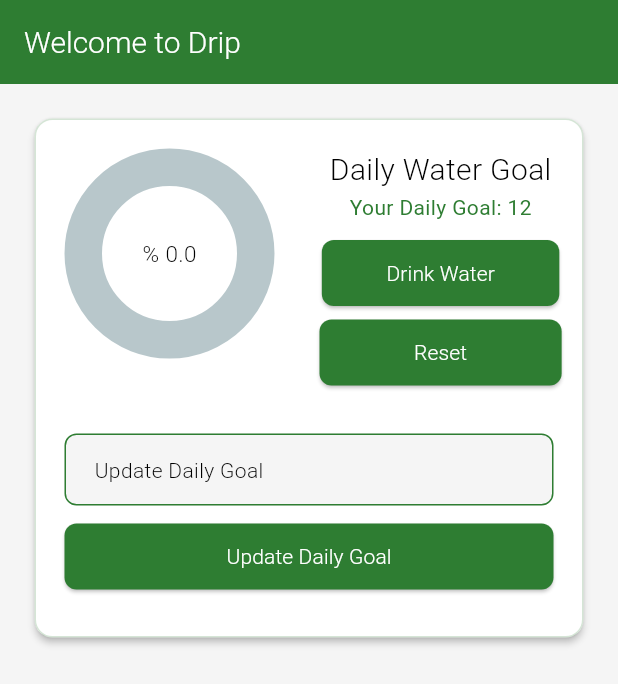
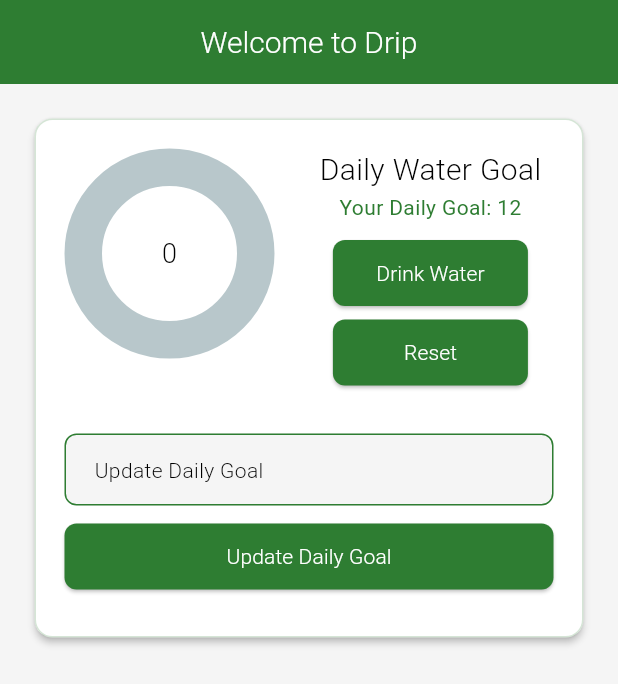
Before and after one commit to pamiracar/drip, a Flutter app: the screen it shows after launch, on a phone screen of 412 x 824 dp. Shown: the top 684 px of the screen. Run offline on Flutter 3.47's test engine with Material 3 defaults, Android fonts, the phone set to English and light mode, and no system bars; drawn by our look-alikes of percent_indicator; our stand-ins replace flutter_screenutil, get, sqflite; missing offline and left inert: dart:ffi; accounts and stored records are empty.

Commit message:
some little changes
some little changes

```diff
--- a/lib/main.dart
+++ b/lib/main.dart
@@ -34,8 +34,6 @@
         ),
       ],
       theme: AppTheme.lightTheme,
-      darkTheme: AppTheme.darkTheme,
-      themeMode: ThemeMode.system,
       debugShowCheckedModeBanner: false,
     );
   }
--- a/lib/pages/home_page/home_page.dart
+++ b/lib/pages/home_page/home_page.dart
@@ -15,6 +15,7 @@
           "Welcome to Drip",
           style: TextStyle(fontWeight: FontWeight.w300),
         ),
+        centerTitle: true,
       ),
       body: Center(
         child: Padding(
@@ -44,9 +45,9 @@
                                     ),
                                     circularStrokeCap: CircularStrokeCap.round,
                                     center: Text(
-                                      "% ${(controller.waterPercentage * 100).toStringAsFixed(1)}",
+                                      "${controller.waterDrank}",
                                       style: TextStyle(
-                                        fontSize: 15,
+                                        fontSize: 18,
                                         fontWeight: FontWeight.w300,
                                       ),
                                     ),
@@ -75,11 +76,13 @@
                                     ),
                                   ),
                                   SizedBox(height: 10),
-                                  ElevatedButton(
+                                  SizedBox(
+                                    width: 130,
+                                    child: ElevatedButton(
                                       onPressed: controller.incrementWater,
                                       child: Padding(
                                         padding: const EdgeInsets.symmetric(
-                                        horizontal: 27.0,
+                                          horizontal: 0.0,
                                         ),
                                         child: const Text(
                                           "Drink Water",
@@ -89,17 +92,21 @@
                                         ),
                                       ),
                                     ),
+                                  ),
                                   SizedBox(height: 5),
-                                  ElevatedButton(
+                                  SizedBox(
+                                    width: 130,
+                                    child: ElevatedButton(
                                       onPressed: controller.resetWater,
                                       child: Padding(
                                         padding: const EdgeInsets.symmetric(
-                                        horizontal: 47.0,
+                                          horizontal: 0.0,
                                         ),
                                         child: const Text(
                                           "Reset",
                                           style: TextStyle(
                                             fontWeight: FontWeight.w300,
+                                          ),
                                         ),
                                       ),
                                     ),
```
Also changed, not shown: 1 other file. Lines whose indentation alone changed are shown as unchanged.
